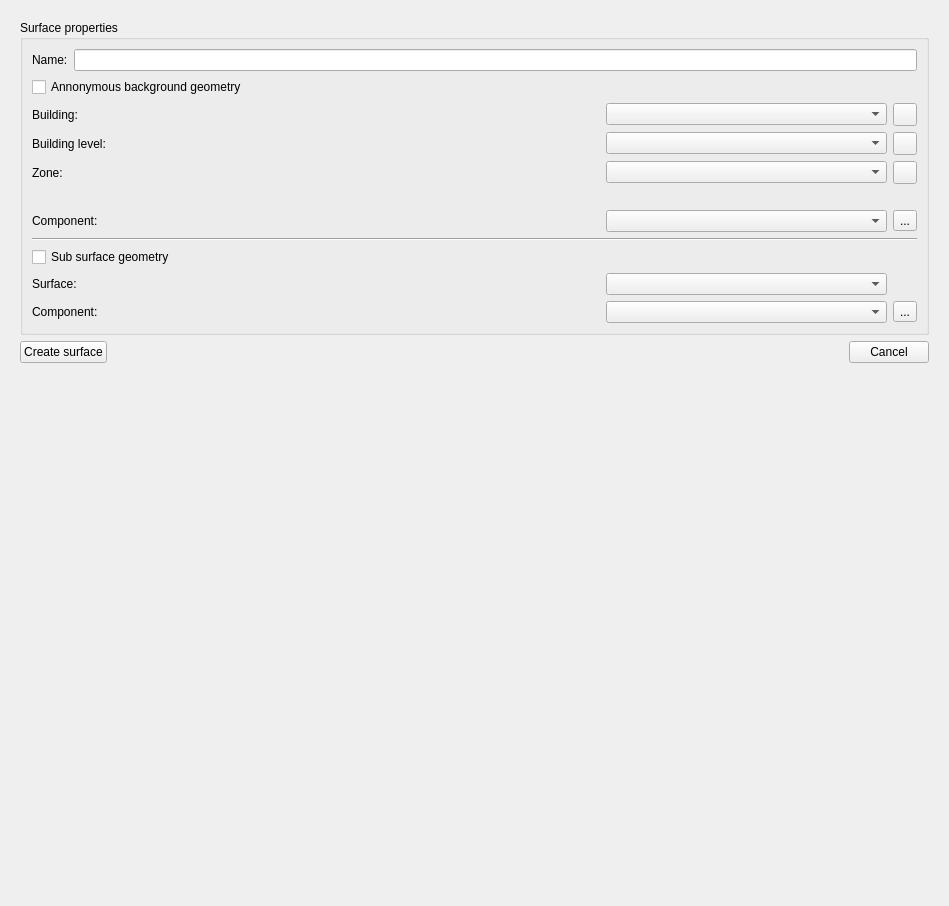
This is SIM-VICUS/src/SVPropVertexListWidget.ui in ghorwin/SIM-VICUS as Qt 5 draws it before an edit. The edited form follows.
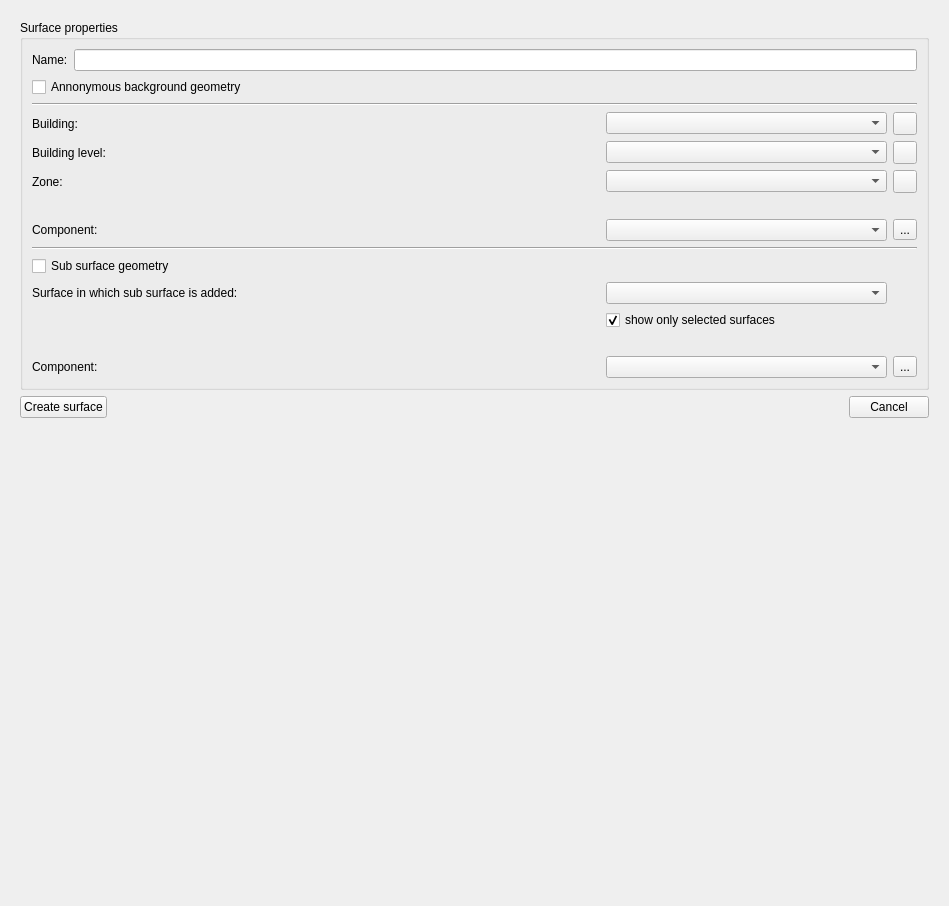
This is the edited form. Icons and pictures are not drawn. Custom widgets are drawn as their Qt base class.

Commit message: Added only selected surfaces mode

Diff of the .ui file:
```diff
--- a/SIM-VICUS/src/SVPropVertexListWidget.ui
+++ b/SIM-VICUS/src/SVPropVertexListWidget.ui
@@ -169,21 +169,35 @@
           <string>Surface properties</string>
          </property>
          <layout class="QGridLayout" name="gridLayout_4">
-          <item row="10" column="0">
+          <item row="12" column="0">
            <widget class="QLabel" name="labelSurface">
             <property name="text">
-             <string>Surface:</string>
+             <string>Surface in which sub surface is added:</string>
             </property>
            </widget>
           </item>
-          <item row="9" column="0">
+          <item row="11" column="0">
            <widget class="QCheckBox" name="checkBoxSubSurfaceGeometry">
             <property name="text">
              <string>Sub surface geometry</string>
             </property>
            </widget>
           </item>
-          <item row="4" column="3">
+          <item row="9" column="3">
+           <widget class="QToolButton" name="toolButtonEditComponents1">
+            <property name="text">
+             <string>...</string>
+            </property>
+           </widget>
+          </item>
+          <item row="3" column="0" colspan="4">
+           <widget class="Line" name="line_2">
+            <property name="orientation">
+             <enum>Qt::Horizontal</enum>
+            </property>
+           </widget>
+          </item>
+          <item row="5" column="3">
            <widget class="QToolButton" name="toolButtonAddBuildingLevel">
             <property name="icon">
              <iconset resource="../resources/SIM-VICUS.qrc">
@@ -191,7 +205,7 @@
             </property>
            </widget>
           </item>
-          <item row="3" column="2">
+          <item row="4" column="2">
            <widget class="QComboBox" name="comboBoxBuilding"/>
           </item>
           <item row="2" column="0" colspan="4">
@@ -201,14 +215,17 @@
             </property>
            </widget>
           </item>
-          <item row="8" column="0" colspan="4">
+          <item row="9" column="2">
+           <widget class="QComboBox" name="comboBoxComponent"/>
+          </item>
+          <item row="10" column="0" colspan="4">
            <widget class="Line" name="line">
             <property name="orientation">
              <enum>Qt::Horizontal</enum>
             </property>
            </widget>
           </item>
-          <item row="3" column="3">
+          <item row="4" column="3">
            <widget class="QToolButton" name="toolButtonAddBuilding">
             <property name="icon">
              <iconset resource="../resources/SIM-VICUS.qrc">
@@ -216,27 +233,50 @@
             </property>
            </widget>
           </item>
-          <item row="10" column="2">
+          <item row="9" column="0">
+           <widget class="QLabel" name="labelComponent">
+            <property name="text">
+             <string>Component:</string>
+            </property>
+           </widget>
+          </item>
+          <item row="12" column="2">
            <widget class="QComboBox" name="comboBoxSurface"/>
           </item>
-          <item row="11" column="3">
+          <item row="15" column="3">
            <widget class="QToolButton" name="toolButtonEditSubSurfComponents">
             <property name="text">
              <string>...</string>
             </property>
            </widget>
           </item>
-          <item row="5" column="2">
+          <item row="8" column="2">
+           <spacer name="verticalSpacer_2">
+            <property name="orientation">
+             <enum>Qt::Vertical</enum>
+            </property>
+            <property name="sizeType">
+             <enum>QSizePolicy::Preferred</enum>
+            </property>
+            <property name="sizeHint" stdset="0">
+             <size>
+              <width>20</width>
+              <height>20</height>
+             </size>
+            </property>
+           </spacer>
+          </item>
+          <item row="6" column="2">
            <widget class="QComboBox" name="comboBoxZone"/>
           </item>
-          <item row="11" column="0">
+          <item row="15" column="0">
            <widget class="QLabel" name="labelSubSurfaceComponent">
             <property name="text">
              <string>Component:</string>
             </property>
            </widget>
           </item>
-          <item row="5" column="0">
+          <item row="6" column="0">
            <widget class="QLabel" name="labelAddZone">
             <property name="text">
              <string>Zone:</string>
@@ -257,17 +297,17 @@
             </item>
            </layout>
           </item>
-          <item row="4" column="2">
+          <item row="5" column="2">
            <widget class="QComboBox" name="comboBoxBuildingLevel"/>
           </item>
-          <item row="3" column="0">
+          <item row="4" column="0">
            <widget class="QLabel" name="labelAddBuilding">
             <property name="text">
              <string>Building:</string>
             </property>
            </widget>
           </item>
-          <item row="5" column="3">
+          <item row="6" column="3">
            <widget class="QToolButton" name="toolButtonAddZone">
             <property name="icon">
              <iconset resource="../resources/SIM-VICUS.qrc">
@@ -275,46 +315,39 @@
             </property>
            </widget>
           </item>
-          <item row="6" column="2">
-           <spacer name="verticalSpacer_2">
-            <property name="orientation">
-             <enum>Qt::Vertical</enum>
-            </property>
-            <property name="sizeType">
-             <enum>QSizePolicy::Preferred</enum>
-            </property>
-            <property name="sizeHint" stdset="0">
-             <size>
-              <width>20</width>
-              <height>20</height>
-             </size>
-            </property>
-           </spacer>
+          <item row="15" column="2">
+           <widget class="QComboBox" name="comboBoxSubSurfComponent"/>
           </item>
-          <item row="4" column="0">
+          <item row="5" column="0">
            <widget class="QLabel" name="labelAddBuildingLevel">
             <property name="text">
              <string>Building level:</string>
             </property>
            </widget>
           </item>
-          <item row="11" column="2">
-           <widget class="QComboBox" name="comboBoxSubSurfComponent"/>
-          </item>
-          <item row="7" column="0">
-           <widget class="QLabel" name="labelComponent">
-            <property name="text">
-             <string>Component:</string>
+          <item row="14" column="2">
+           <spacer name="verticalSpacer_13">
+            <property name="orientation">
+             <enum>Qt::Vertical</enum>
             </property>
-           </widget>
+            <property name="sizeType">
+             <enum>QSizePolicy::Preferred</enum>
+            </property>
+            <property name="sizeHint" stdset="0">
+             <size>
+              <width>20</width>
+              <height>20</height>
+             </size>
+            </property>
+           </spacer>
           </item>
-          <item row="7" column="2">
-           <widget class="QComboBox" name="comboBoxComponent"/>
-          </item>
-          <item row="7" column="3">
-           <widget class="QToolButton" name="toolButtonEditComponents1">
+          <item row="13" column="2">
+           <widget class="QCheckBox" name="checkBoxSelectedSurfaces">
             <property name="text">
-             <string>...</string>
+             <string>show only selected surfaces</string>
+            </property>
+            <property name="checked">
+             <bool>true</bool>
             </property>
            </widget>
           </item>
```
